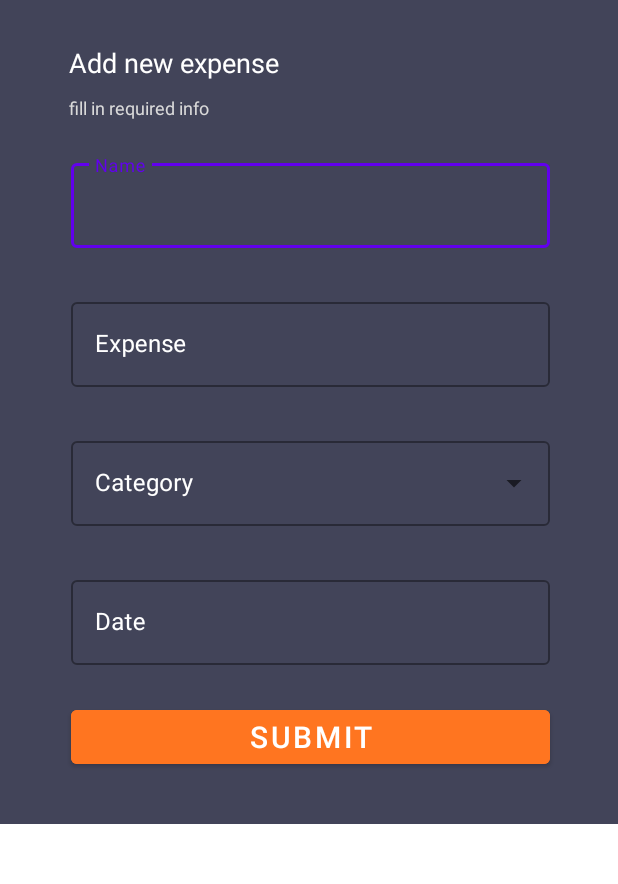
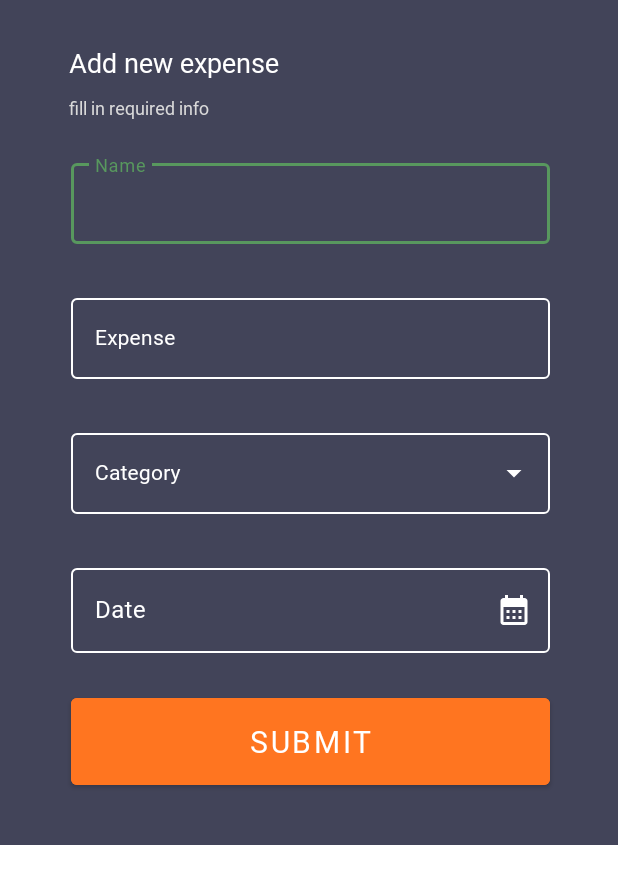
Before and after one commit to DhewaGunawan/MoneyTrackerBinarPlatinum, an Android app: the layout bottom_sheet_dialog.xml on its own in the app's theme, with its tools: preview values and no code run, on a phone screen of 412 x 824 dp. Shown: the top 884 px of the screen. Run offline under Robolectric (Android 15) with nearby library versions, the phone set to English and light mode, and no system bars.

Commit message:
update layout design + add function in main activity

```diff
--- /dev/null
+++ b/app/src/main/res/color/text_input_layout_stroke_color.xml
@@ -0,0 +1,7 @@
+<?xml version="1.0" encoding="utf-8"?>
+<selector xmlns:android="http://schemas.android.com/apk/res/android">
+    <item android:color="@color/green_400" android:state_focused="true"/>
+    <item android:color="@color/green_400" android:state_hovered="true"/>
+    <item android:color="@color/green_400" android:state_enabled="false"/>
+    <item android:color="@color/white"/>
+</selector>
--- /dev/null
+++ b/app/src/main/res/drawable/ic_calender.xml
@@ -0,0 +1,5 @@
+<vector android:height="24dp" android:tint="#FFFFFF"
+    android:viewportHeight="24" android:viewportWidth="24"
+    android:width="24dp" xmlns:android="http://schemas.android.com/apk/res/android">
+    <path android:fillColor="@android:color/white" android:pathData="M19,4h-1V2h-2v2H8V2H6v2H5C3.89,4 3.01,4.9 3.01,6L3,20c0,1.1 0.89,2 2,2h14c1.1,0 2,-0.9 2,-2V6C21,4.9 20.1,4 19,4zM19,20H5V10h14V20zM9,14H7v-2h2V14zM13,14h-2v-2h2V14zM17,14h-2v-2h2V14zM9,18H7v-2h2V18zM13,18h-2v-2h2V18zM17,18h-2v-2h2V18z"/>
+</vector>
--- a/app/src/main/res/layout/activity_main.xml
+++ b/app/src/main/res/layout/activity_main.xml
@@ -48,6 +48,7 @@
                     android:layout_width="wrap_content"
                     android:layout_height="wrap_content"
                     android:text="@string/text_add_new_expense"
+                    android:fontFamily="@font/inter_font"
                     android:textColor="#2C2D37"
                     android:textSize="18sp"
                     app:layout_constraintBottom_toBottomOf="@+id/iv_add_button_icon"
--- a/app/src/main/res/layout/bottom_sheet_dialog.xml
+++ b/app/src/main/res/layout/bottom_sheet_dialog.xml
@@ -1,9 +1,10 @@
 <?xml version="1.0" encoding="utf-8"?>
 <androidx.constraintlayout.widget.ConstraintLayout xmlns:android="http://schemas.android.com/apk/res/android"
     xmlns:app="http://schemas.android.com/apk/res-auto"
+    xmlns:tools="http://schemas.android.com/tools"
     android:layout_width="match_parent"
     android:layout_height="wrap_content"
-    android:background="#424459">
+    tools:background="@color/dark_blue_200">
 
     <TextView
         android:id="@+id/tv_title_dialog"
@@ -12,6 +13,7 @@
         android:layout_marginStart="46dp"
         android:layout_marginTop="29dp"
         android:text="@string/text_add_new_expense"
+        android:fontFamily="@font/inter_font"
         android:textColor="@color/white"
         android:textSize="18sp"
         app:layout_constraintStart_toStartOf="parent"
@@ -24,6 +26,7 @@
         android:layout_marginStart="46dp"
         android:layout_marginTop="9dp"
         android:text="@string/fill_in_required_info"
+        android:fontFamily="@font/inter_font"
         android:textColor="#D9D9D9"
         android:textSize="12sp"
         app:layout_constraintStart_toStartOf="parent"
@@ -35,6 +38,8 @@
         android:layout_height="wrap_content"
         android:hint="@string/text_name"
         style="@style/Widget.MaterialComponents.TextInputLayout.OutlinedBox"
+        app:boxStrokeColor="@color/text_input_layout_stroke_color"
+        app:hintTextColor="@color/green_400"
         android:textColorHint="@color/white"
         android:layout_marginTop="23dp"
         android:layout_marginStart="47dp"
@@ -45,6 +50,9 @@
 
         <com.google.android.material.textfield.TextInputEditText
             android:id="@+id/et_name"
+            android:textColor="@color/white"
+            android:textSize="14sp"
+            android:fontFamily="@font/inter_font"
             android:layout_width="match_parent"
             android:layout_height="wrap_content" />
 
@@ -56,6 +64,8 @@
         android:layout_height="wrap_content"
         android:hint="@string/text_expense"
         style="@style/Widget.MaterialComponents.TextInputLayout.OutlinedBox"
+        app:boxStrokeColor="@color/text_input_layout_stroke_color"
+        app:hintTextColor="@color/green_400"
         android:textColorHint="@color/white"
         android:layout_marginTop="30.82dp"
         android:layout_marginStart="47dp"
@@ -66,6 +76,9 @@
 
         <com.google.android.material.textfield.TextInputEditText
             android:id="@+id/et_expense"
+            android:textColor="@color/white"
+            android:textSize="14sp"
+            android:fontFamily="@font/inter_font"
             android:layout_width="match_parent"
             android:layout_height="wrap_content" />
 
@@ -77,7 +90,10 @@
         android:layout_height="wrap_content"
         android:hint="@string/text_category"
         style="@style/Widget.MaterialComponents.TextInputLayout.OutlinedBox.ExposedDropdownMenu"
+        app:boxStrokeColor="@color/text_input_layout_stroke_color"
+        app:hintTextColor="@color/green_400"
         android:textColorHint="@color/white"
+        app:endIconTint = "@color/white"
         android:layout_marginTop="30.82dp"
         android:layout_marginStart="47dp"
         android:layout_marginEnd="45dp"
@@ -86,8 +102,12 @@
         app:layout_constraintTop_toBottomOf="@+id/til_expense">
 
         <AutoCompleteTextView
+            android:id="@+id/autoCompleteTextView"
             android:layout_width="match_parent"
             android:layout_height="wrap_content"
+            android:textSize="14sp"
+            android:fontFamily="@font/inter_font"
+            android:textColor="@color/white"
             android:inputType="none"
             />
 
@@ -99,30 +119,46 @@
         android:layout_height="wrap_content"
         android:hint="@string/text_date"
         style="@style/Widget.MaterialComponents.TextInputLayout.OutlinedBox"
+        app:boxStrokeColor="@color/text_input_layout_stroke_color"
+        app:hintTextColor="@color/green_400"
         android:textColorHint="@color/white"
         android:layout_marginTop="30.82dp"
         android:layout_marginStart="47dp"
         android:layout_marginEnd="45dp"
         app:layout_constraintEnd_toEndOf="parent"
+        android:textSize="14sp"
+        app:endIconDrawable="@drawable/ic_calender"
+        app:endIconTint="@color/white"
+        app:endIconMode="custom"
         app:layout_constraintStart_toStartOf="parent"
         app:layout_constraintTop_toBottomOf="@+id/til_category">
 
         <com.google.android.material.textfield.TextInputEditText
             android:id="@+id/et_date"
             android:layout_width="match_parent"
-            android:layout_height="wrap_content" />
+            android:layout_height="wrap_content"
+            android:clickable="false"
+            android:cursorVisible="false"
+            android:focusable="false"
+            android:fontFamily="@font/inter_font"
+            android:focusableInTouchMode="false"
+            android:textColor="@color/white"/>
 
     </com.google.android.material.textfield.TextInputLayout>
 
     <Button
-        android:id="@+id/btn_expense"
+        android:id="@+id/btn_submit"
         android:layout_width="0dp"
         android:layout_height="wrap_content"
         android:layout_marginTop="23.86dp"
         android:layout_marginBottom="33.8dp"
+        android:paddingTop="15dp"
+        android:paddingBottom="15dp"
         android:backgroundTint="#FF7520"
         android:text="@string/text_submit"
+        android:textColor="@color/white"
         android:textSize="20sp"
+        android:fontFamily="@font/inter_font"
         app:layout_constraintBottom_toBottomOf="parent"
         app:layout_constraintEnd_toEndOf="@+id/til_date"
         app:layout_constraintStart_toStartOf="@+id/til_date"
--- a/app/src/main/res/values/colors.xml
+++ b/app/src/main/res/values/colors.xml
@@ -19,5 +19,7 @@
     <color name="off_white_400">#D9D9D9</color>
     <color name="grey_400">#838282</color>
 
+    <!--color scheme for the project-->
+  <!--  <color name="mtrl_textinput_default_box_stroke_color">#fff</color>-->
 
 </resources>
--- a/app/src/main/res/values/themes.xml
+++ b/app/src/main/res/values/themes.xml
@@ -12,5 +12,19 @@
         <!-- Status bar color. -->
         <item name="android:statusBarColor">?attr/colorPrimaryVariant</item>
         <!-- Customize your theme here. -->
+
+        <!-- BottomSheetDialogTheme. -->
+        <item name="bottomSheetDialogTheme">@style/AppBottomSheetDialogTheme</item>
     </style>
+
+    <style name="AppBottomSheetDialogTheme"
+        parent="Theme.Design.Light.BottomSheetDialog">
+        <item name="bottomSheetStyle">@style/AppModalStyle</item>
+    </style>
+
+    <style name="AppModalStyle"
+        parent="Widget.Design.BottomSheet.Modal">
+        <item name="android:background">@drawable/layout_bg_add</item>
+    </style>
+
 </resources>
```
Also changed, not shown: app/src/main/java/com/example/binarchplatinum/MainActivity.kt (+17 -1 lines), app/src/main/java/com/example/binarchplatinum/ui/dialog/CustomDialogAdd.kt (added, +72 -0 lines), app/src/main/res/values/strings.xml (+10 -0 lines).
